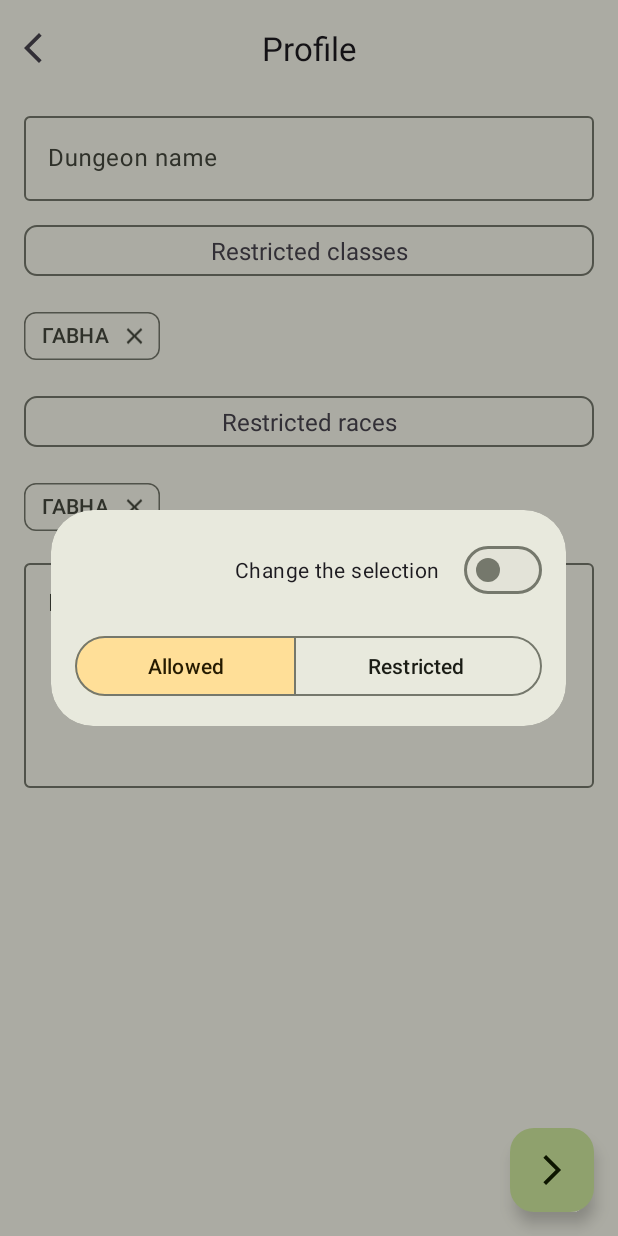
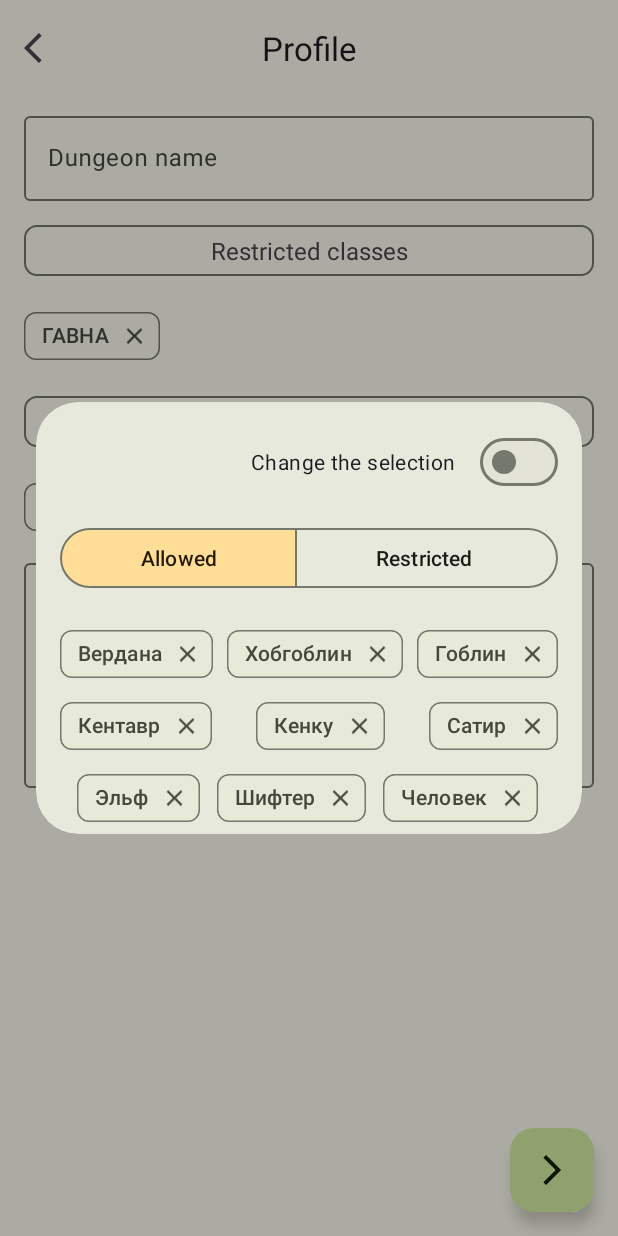
Before and after one commit to Logosph/dungeon_chicken_curry, an Android app: the CreateRoom1Fragment screen opened through its navigation route, after a tap on "Restricted classes", on a phone screen of 412 x 824 dp. Run offline under Robolectric (Android 15) with nearby library versions, the phone set to English and light mode, and no system bars.

Commit message:
Added local races loading; Custom FlexableViewGroup
Added functionality to load races from a local text file and display them using a custom FlexableViewGroup.

This enhances the user interface and provides a more flexible way to present lists of items.

```diff
--- /dev/null
+++ b/app/src/main/java/ru/logosph/dungeon_chicken_curry/ui/custom/FlexableViewGroup.java
@@ -0,0 +1,162 @@
+package ru.logosph.dungeon_chicken_curry.ui.custom;
+import android.content.Context;
+import android.content.res.TypedArray;
+import android.util.AttributeSet;
+import android.util.Pair;
+import android.view.View;
+import android.view.ViewGroup;
+
+import java.util.ArrayList;
+import java.util.List;
+
+import ru.logosph.dungeon_chicken_curry.R;
+
+
+public class FlexableViewGroup extends ViewGroup {
+
+    private int spaceBetween = 0;
+    private int minSpaceBetween = 0;
+    private boolean firstElementPinned = false;
+    private boolean lastElementPinned = false;
+
+    public FlexableViewGroup(Context context) {
+        super(context);
+    }
+
+    public FlexableViewGroup(Context context, AttributeSet attrs) {
+        super(context, attrs);
+        init(attrs);
+    }
+
+    public FlexableViewGroup(Context context, AttributeSet attrs, int defStyleAttr) {
+        super(context, attrs, defStyleAttr);
+        init(attrs);
+    }
+
+    public void init(AttributeSet attrs) {
+
+        TypedArray typeArray = getContext().obtainStyledAttributes(attrs, R.styleable.FlexableViewGroup);
+
+        spaceBetween = typeArray.getDimensionPixelSize(R.styleable.FlexableViewGroup_spaceBetween, 0);
+        minSpaceBetween = typeArray.getDimensionPixelSize(R.styleable.FlexableViewGroup_minSpaceBetween, 0);
+        firstElementPinned = typeArray.getBoolean(R.styleable.FlexableViewGroup_firstElementPinned, false);
+        lastElementPinned = typeArray.getBoolean(R.styleable.FlexableViewGroup_lastElementPinned, false);
+    }
+
+    @Override
+    protected void onMeasure(int widthMeasureSpec, int heightMeasureSpec) {
+        int width = MeasureSpec.getSize(widthMeasureSpec) - getPaddingLeft() - getPaddingRight();
+        int height = 0;
+        int lineWidth = minSpaceBetween;
+        int lineHeight = 0;
+
+        for (int i = 0; i < getChildCount(); i++) {
+            View child = getChildAt(i);
+            measureChild(child, widthMeasureSpec, heightMeasureSpec);
+            lineWidth += child.getMeasuredWidth() + minSpaceBetween;
+            lineHeight = Math.max(lineHeight, child.getMeasuredHeight());
+
+            if (lineWidth > width) {
+                height += lineHeight + spaceBetween;
+                lineWidth = child.getMeasuredWidth() + minSpaceBetween * 2;
+                lineHeight = child.getMeasuredHeight();
+            }
+        }
+
+        height += lineHeight;
+        height += getPaddingTop() + getPaddingBottom();
+
+        setMeasuredDimension(width + getPaddingLeft() + getPaddingRight(), height);
+    }
+
+    @Override
+    protected void onLayout(boolean changed, int l, int t, int r, int b) {
+
+        List<Pair<Integer, Integer>> positions = calculateChildrenPositions(r, l, t, b);
+
+        for (int i = 0; i < getChildCount(); i++) {
+            View child = getChildAt(i);
+            Pair<Integer, Integer> position = positions.get(i);
+            child.layout(position.first, position.second, position.first + child.getMeasuredWidth(), position.second + child.getMeasuredHeight());
+        }
+    }
+
+    protected ArrayList<Pair<Integer, Integer>> calculateChildrenPositions(int r, int l, int t, int b) {
+        ArrayList<Pair<Integer, Integer>> positions = new ArrayList<>();
+        int width = r - l;
+        int x = getPaddingLeft();
+        int y = getPaddingTop();
+        int lineHeight = 0;
+        int lineStartPosition = 0;
+        int lenghtSum = 0;
+        int lineCount = 0;
+        for (int i = 0; i < getChildCount(); i++) {
+            View child = getChildAt(i);
+            if (lenghtSum + child.getMeasuredWidth() > width || (width - lenghtSum - child.getMeasuredWidth()) / (lineCount + 2) < minSpaceBetween) {
+
+                int spaceWidth = getSpaceWidth(width, lenghtSum, lineCount);
+                setChildrenPositions(spaceWidth, positions, lineStartPosition, i, y);
+//                x += spaceWidth;
+//                for (int j = lineStartPosition; j < i; j++) {
+//                    View childInLine = getChildAt(j);
+//                    positions.add(new Pair<>(x, y));
+//                    x += childInLine.getMeasuredWidth() + spaceWidth;
+//                }
+
+                // Default reinit
+                x = getPaddingLeft();
+                y += lineHeight + spaceBetween;
+                lineHeight = 0;
+                lineStartPosition = i;
+                lineCount = 0;
+                lenghtSum = 0;
+            }
+            lineCount += 1;
+            lenghtSum += child.getMeasuredWidth();
+            lineHeight = Math.max(lineHeight, child.getMeasuredHeight());
+        }
+
+        int spaceWidth = (width - lenghtSum) / (lineCount + 1);
+        x += spaceWidth;
+        for (int j = lineStartPosition; j < getChildCount(); j++) {
+            View childInLine = getChildAt(j);
+            positions.add(new Pair<>(x, y));
+            x += childInLine.getMeasuredWidth() + spaceWidth;
+        }
+
+
+        return positions;
+    }
+
+    protected int getSpaceWidth(int width, int lenghtSum, int lineCount) {
+        if (firstElementPinned && lastElementPinned) {
+            if (lineCount == 1) {
+                return (width - lenghtSum) / 2;
+            } else {
+                return (width - lenghtSum) / (lineCount - 1);
+            }
+        }
+        else if (firstElementPinned || lastElementPinned) {
+            return (width - lenghtSum) / (lineCount);
+        }
+        else {
+            return (width - lenghtSum) / (lineCount + 1);
+        }
+    }
+
+    private void setChildrenPositions(
+            int spaceWidth,
+            ArrayList<Pair<Integer, Integer>> positions,
+            int fromIndex,
+            int toIndex,
+            int y
+    ) {
+        int x = getPaddingLeft() + (firstElementPinned ?  0 : spaceWidth);
+        for (int j = fromIndex; j < toIndex; j++) {
+            View childInLine = getChildAt(j);
+            positions.add(new Pair<>(x, y));
+            x += childInLine.getMeasuredWidth() + spaceWidth;
+        }
+    }
+
+}
--- a/app/src/main/java/ru/logosph/dungeon_chicken_curry/ui/fragments/CreateRoom1Fragment.kt
+++ b/app/src/main/java/ru/logosph/dungeon_chicken_curry/ui/fragments/create_room_1/CreateRoom1Fragment.kt
@@ -1,10 +1,11 @@
-package ru.logosph.dungeon_chicken_curry.ui.fragments
+package ru.logosph.dungeon_chicken_curry.ui.fragments.create_room_1
 
 import android.os.Bundle
 import android.view.LayoutInflater
 import android.view.View
 import android.view.ViewGroup
 import androidx.fragment.app.Fragment
+import androidx.lifecycle.ViewModelProvider
 import androidx.navigation.fragment.findNavController
 import ru.logosph.dungeon_chicken_curry.R
 import ru.logosph.dungeon_chicken_curry.databinding.FragmentCreateRoom1Binding
@@ -13,6 +14,7 @@ import ru.logosph.dungeon_chicken_curry.ui.dialogs.ChoiseListDialogFragment
 class CreateRoom1Fragment : Fragment() {
 
     private lateinit var binding: FragmentCreateRoom1Binding
+    private lateinit var viewModel: CreateRoom1ViewModel
 
     override fun onCreateView(
         inflater: LayoutInflater,
@@ -25,18 +27,29 @@ class CreateRoom1Fragment : Fragment() {
             container,
             false
         )
-        binding.titleClasses.setOnClickListener{
+
+        viewModel = ViewModelProvider(this)[CreateRoom1ViewModel::class.java]
+
+        with(binding) {
+
+            titleClasses.setOnClickListener{
                 val dialog = ChoiseListDialogFragment()
                 dialog.show(parentFragmentManager, "gavna")
             }
 
-        binding.nextStage.setOnClickListener {
+            nextStage.setOnClickListener {
                 findNavController().navigate(R.id.action_createRoom1Fragment_to_createRoom2Fragment)
             }
 
-        binding.topAppBar.setNavigationOnClickListener {
+            topAppBar.setNavigationOnClickListener {
                 findNavController().popBackStack()
             }
+
+
+
+        }
+
+
 
         return binding.root
     }
--- /dev/null
+++ b/app/src/main/java/ru/logosph/dungeon_chicken_curry/ui/fragments/create_room_1/CreateRoom1ViewModel.kt
@@ -0,0 +1,12 @@
+package ru.logosph.dungeon_chicken_curry.ui.fragments.create_room_1
+
+import android.content.Context
+import androidx.lifecycle.ViewModel
+import ru.logosph.dungeon_chicken_curry.domain.GetLocalRacesUseCase
+
+class CreateRoom1ViewModel : ViewModel() {
+
+    fun getLocalRaces(context: Context): List<String> {
+        return GetLocalRacesUseCase.execute(context)
+    }
+}
--- a/app/src/main/res/layout/dialog_choise_list.xml
+++ b/app/src/main/res/layout/dialog_choise_list.xml
@@ -22,8 +22,8 @@
         android:layout_width="match_parent"
         android:layout_height="wrap_content"
         android:layout_marginStart="16dp"
+        android:layout_marginTop="16dp"
         android:layout_marginEnd="16dp"
-        android:layout_marginTop="16dp"
         android:gravity="center"
         app:checkedButton="@id/button1"
         app:layout_constraintEnd_toEndOf="parent"
@@ -53,22 +53,27 @@
         android:layout_width="match_parent"
         android:layout_height="wrap_content"
         android:layout_marginTop="16dp"
+        android:paddingStart="12dp"
+        android:paddingEnd="12dp"
+        android:visibility="gone"
+        app:layoutManager="androidx.recyclerview.widget.GridLayoutManager"
         app:layout_constraintEnd_toEndOf="parent"
         app:layout_constraintStart_toStartOf="parent"
         app:layout_constraintTop_toBottomOf="@id/toggleButton"
+        app:spanCount="2"
         tools:listitem="@layout/item_for_list" />
 
-    <com.google.android.material.chip.ChipGroup
-        android:id="@+id/chip_classes"
-        android:visibility="gone"
+    <ru.logosph.dungeon_chicken_curry.ui.custom.FlexableViewGroup
         android:layout_width="match_parent"
         android:layout_height="wrap_content"
         android:layout_marginStart="16dp"
         android:layout_marginTop="16dp"
         android:layout_marginEnd="16dp"
+        app:firstElementPinned="true"
+        app:lastElementPinned="true"
         app:layout_constraintEnd_toEndOf="parent"
         app:layout_constraintStart_toStartOf="parent"
-        app:layout_constraintTop_toBottomOf="@+id/toggleButton">
+        app:layout_constraintTop_toBottomOf="@id/toggleButton">
 
         <com.google.android.material.chip.Chip
             style="@style/Widget.Material3.Chip.Input"
@@ -80,7 +85,7 @@
             style="@style/Widget.Material3.Chip.Input"
             android:layout_width="wrap_content"
             android:layout_height="wrap_content"
-            android:text="Гит" />
+            android:text="Хобгоблин" />
 
         <com.google.android.material.chip.Chip
             style="@style/Widget.Material3.Chip.Input"
@@ -124,5 +129,6 @@
             android:layout_height="wrap_content"
             android:text="Человек" />
 
-    </com.google.android.material.chip.ChipGroup>
+    </ru.logosph.dungeon_chicken_curry.ui.custom.FlexableViewGroup>
+
 </androidx.constraintlayout.widget.ConstraintLayout>
--- a/app/src/main/res/layout/fragment_create_room_1.xml
+++ b/app/src/main/res/layout/fragment_create_room_1.xml
@@ -4,7 +4,7 @@
     xmlns:tools="http://schemas.android.com/tools"
     android:layout_width="match_parent"
     android:layout_height="match_parent"
-    tools:context=".ui.fragments.CreateRoom1Fragment">
+    tools:context=".ui.fragments.create_room_1.CreateRoom1Fragment">
 
     <com.google.android.material.appbar.AppBarLayout
         android:layout_width="match_parent"
--- a/app/src/main/res/navigation/nav_graph.xml
+++ b/app/src/main/res/navigation/nav_graph.xml
@@ -7,7 +7,7 @@
 
     <fragment
         android:id="@+id/createRoom1Fragment"
-        android:name="ru.logosph.dungeon_chicken_curry.ui.fragments.CreateRoom1Fragment"
+        android:name="ru.logosph.dungeon_chicken_curry.ui.fragments.create_room_1.CreateRoom1Fragment"
         android:label="fragment_create_room_1"
         tools:layout="@layout/fragment_create_room_1" >
         <action
```
Also changed, not shown: app/src/main/assets/races.txt (added, +7 -0 lines), app/src/main/java/ru/logosph/dungeon_chicken_curry/domain/GetLocalRacesUseCase.kt (added, +21 -0 lines), app/src/main/res/layout/item_for_list.xml (+14 -20 lines), app/src/main/res/values/attr.xml (added, +10 -0 lines). Lines whose indentation alone changed are shown as unchanged.
